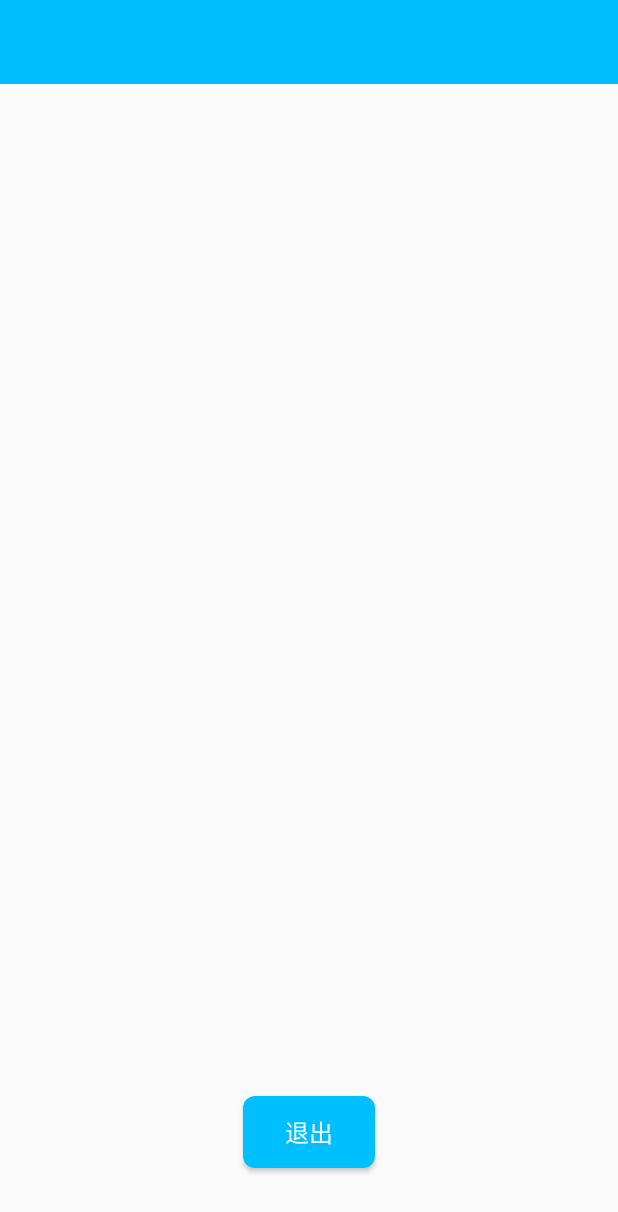
After one commit to Tianyouliangl/Learn, an Android app: the layout activity_setting.xml on its own in the app's theme, with its tools: preview values and no code run, on a phone screen of 412 x 824 dp. The commit adds this screen. Shown: the top 1212 px of the screen. Run offline under Robolectric (Android 15) with nearby library versions, the phone set to English and light mode, and no system bars; plain views replace RoundedImageView.

Commit message:
1.设置页面

```diff
--- /dev/null
+++ b/app/src/main/res/layout/activity_setting.xml
@@ -0,0 +1,24 @@
+<?xml version="1.0" encoding="utf-8"?>
+<RelativeLayout xmlns:android="http://schemas.android.com/apk/res/android"
+    xmlns:app="http://schemas.android.com/apk/res-auto"
+    xmlns:tools="http://schemas.android.com/tools"
+    android:layout_width="match_parent"
+    android:layout_height="match_parent"
+    tools:context=".act.SettingActivity">
+
+    <include layout="@layout/layout_toolbar"/>
+
+    <Button
+        android:id="@+id/btn_exit"
+        android:layout_width="wrap_content"
+        android:text="退出"
+        android:textColor="@color/white"
+        android:textSize="16sp"
+        android:gravity="center"
+        android:layout_centerHorizontal="true"
+        android:layout_alignParentBottom="true"
+        android:layout_marginBottom="45dp"
+        android:background="@drawable/shape_btn_bg"
+        android:layout_height="wrap_content"/>
+
+</RelativeLayout>
--- a/app/src/main/res/layout/layout_menu_left.xml
+++ b/app/src/main/res/layout/layout_menu_left.xml
@@ -173,6 +173,7 @@
 
 
     <LinearLayout
+        android:id="@+id/linear_setting"
         android:layout_width="wrap_content"
         android:orientation="horizontal"
         android:gravity="center"
--- a/commonalitylibrary/src/main/java/com/learn/commonalitylibrary/Constant.java
+++ b/commonalitylibrary/src/main/java/com/learn/commonalitylibrary/Constant.java
@@ -7,8 +7,8 @@ import com.white.easysp.EasySP;
 import java.util.ArrayList;
 
 public class Constant {
-    public static String BASE_GROUP_URL = "http://111.229.231.206:8082/"; //172.16.201.143  //111.229.231.206   192.168.2.169
-    public static String BASE_CHAT_URL =   "http://111.229.231.206:9092/";   // im连接地址
+    public static String BASE_GROUP_URL = "http://172.16.201.143:8082/"; //172.16.201.143  //111.229.231.206   192.168.2.169
+    public static String BASE_CHAT_URL =   "http://172.16.201.143:9092/";   // im连接地址
     public static String SPKey_UID = "user_uid";
     private static ArrayList<String> list;
 
--- a/commonalitylibrary/src/main/java/com/learn/commonalitylibrary/util/NotificationData.java
+++ b/commonalitylibrary/src/main/java/com/learn/commonalitylibrary/util/NotificationData.java
@@ -3,6 +3,7 @@ package com.learn.commonalitylibrary.util;
 public class NotificationData {
     private String Title;
     private String content;
+    private String uid;
     private int id;
 
     public String getTitle() {
--- a/commonalitylibrary/src/main/java/com/learn/commonalitylibrary/util/NotificationUtils.java
+++ b/commonalitylibrary/src/main/java/com/learn/commonalitylibrary/util/NotificationUtils.java
@@ -100,10 +100,10 @@ public class NotificationUtils {
         } else {
             builder = new Notification.Builder(context);
         }
-
         builder.setSmallIcon(R.mipmap.icon_logo_round)
                 .setContentTitle(data.getTitle())
                 .setLargeIcon(BitmapFactory.decodeResource(context.getResources(), R.mipmap.icon_logo))
+                .setContentIntent(getSystemPendingIntent())
                 .setContentText(data.getContent());
         builder.setNumber(1);
         Notification notification = builder.build();
@@ -125,7 +125,7 @@ public class NotificationUtils {
         Intent mIntent = new Intent(Intent.ACTION_MAIN);
         mIntent.addCategory(Intent.CATEGORY_LAUNCHER);
         mIntent.setComponent(new ComponentName("com.learn.agg", "com.learn.agg.act.MainActivity"));
-        mIntent.setFlags(Intent.FLAG_ACTIVITY_NEW_TASK | Intent.FLAG_ACTIVITY_RESET_TASK_IF_NEEDED);
+        mIntent.setFlags(Intent.FLAG_ACTIVITY_SINGLE_TOP | Intent.FLAG_ACTIVITY_RESET_TASK_IF_NEEDED);
         systemPendingIntent = PendingIntent.getActivity(activity, 0, mIntent, 0);
     }
 
--- a/imlibrary/src/main/java/com/lib/xiangxiang/im/ImService.java
+++ b/imlibrary/src/main/java/com/lib/xiangxiang/im/ImService.java
@@ -107,9 +107,7 @@ public class ImService extends Service {
                 channel.enableLights(false); //设置开启指示灯，如果设备有的话
                 channel.setLightColor(Color.RED); //设置指示灯颜色
                 channel.setShowBadge(true); //设置是否显示角标
-                if (importance == NotificationManager.IMPORTANCE_LOW) {
-                    channel.setSound(null, null);
-                }
+                channel.setSound(null, null);
                 channel.setLockscreenVisibility(Notification.VISIBILITY_PRIVATE);//设置是否应在锁定屏幕上显示此频道的通知
                 channel.setDescription(NotificationUtils.channelDescription);//设置渠道描述
 //                channel.setVibrationPattern(new long[]{100, 200, 300, 400, 500, 600});//设置震动频率
```
Also changed, not shown: app/src/main/AndroidManifest.xml (+5 -2 lines), app/src/main/java/com/learn/agg/act/MainActivity.java (+12 -19 lines), app/src/main/java/com/learn/agg/act/SettingActivity.java (added, +61 -0 lines), app/src/main/java/com/learn/agg/act/SplashActivity.java (+6 -6 lines), app/src/main/java/com/learn/agg/fragment/MenuLeftFragment.java (+8 -0 lines), app/src/main/res/layout/dialog_offline.xml (+4 -5 lines), 3 other files.
